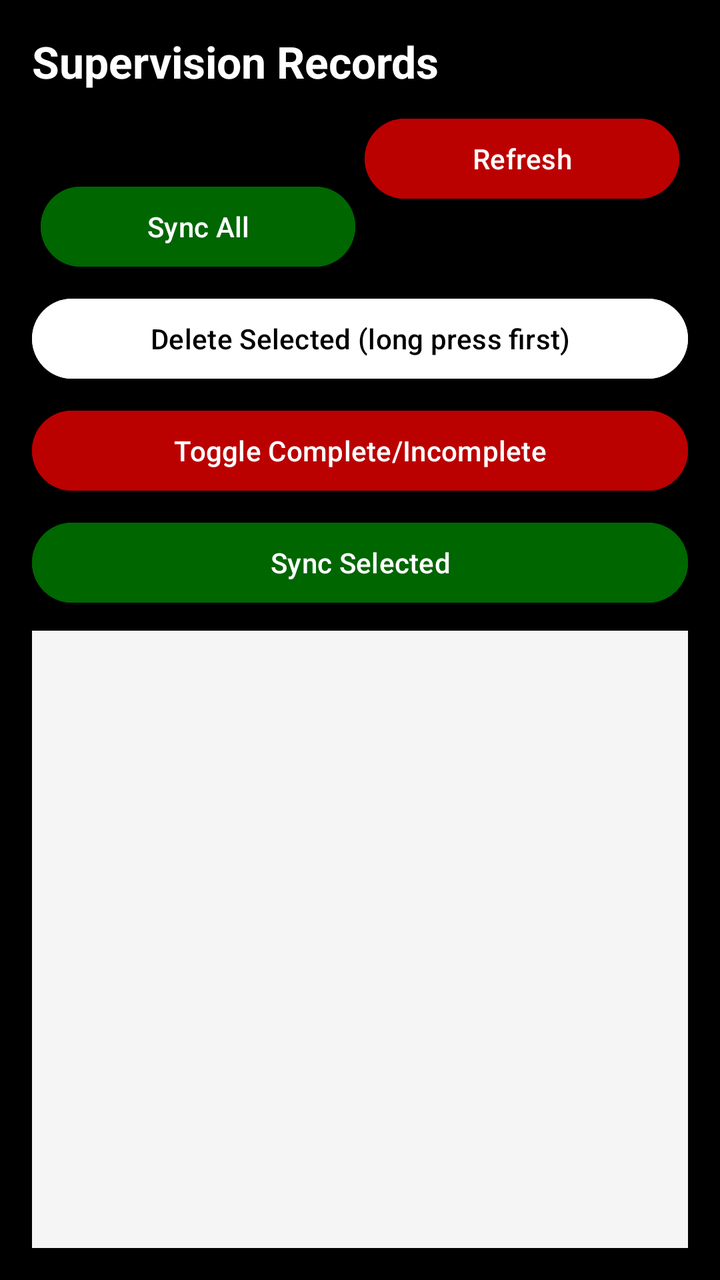
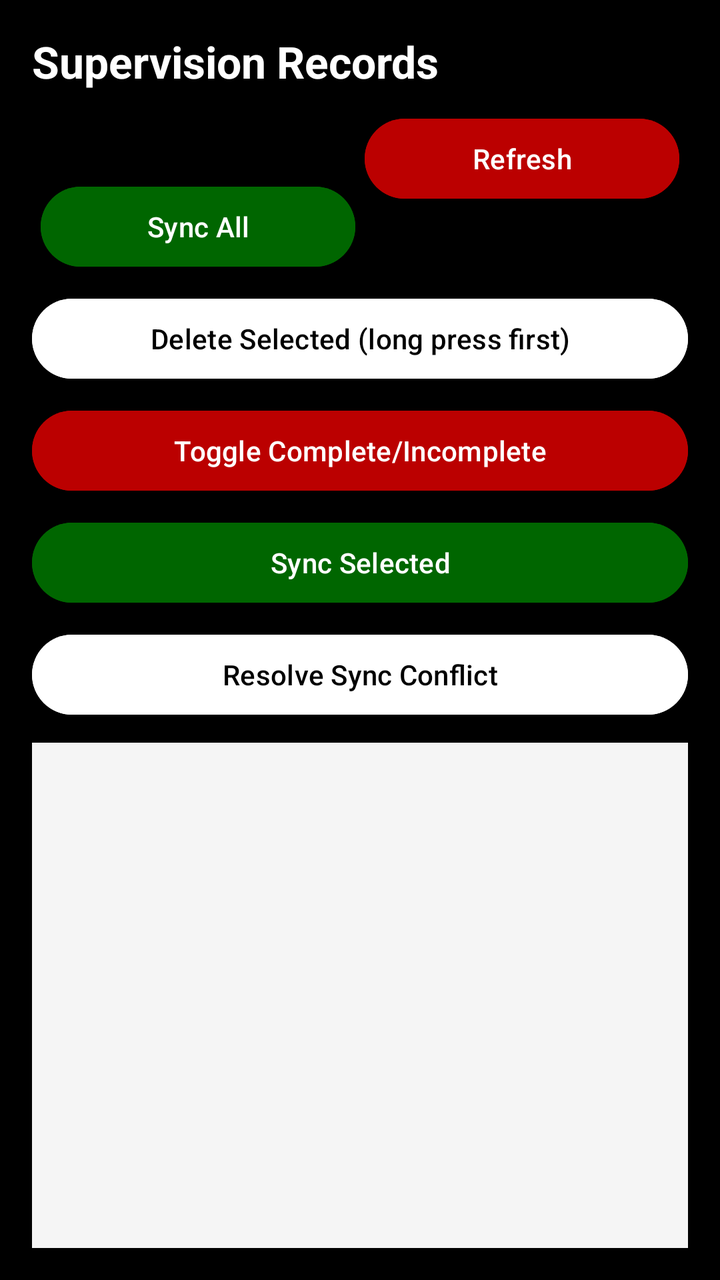

The first picture is an Android layout as it rendered before a commit; the second is the same layout after the commit. The layout source and the unified diff follow.
<!-- AndroidManifest.xml: application theme Theme.SST -->
<!-- res/layout/activity_draft_history.xml -->
<?xml version="1.0" encoding="utf-8"?>
<androidx.constraintlayout.widget.ConstraintLayout xmlns:android="http://schemas.android.com/apk/res/android"
    xmlns:app="http://schemas.android.com/apk/res-auto"
    android:layout_width="match_parent"
    android:layout_height="match_parent"
    android:background="@color/kenya_black"
    android:padding="16dp">

    <TextView
        android:id="@+id/titleView"
        android:layout_width="0dp"
        android:layout_height="wrap_content"
        android:text="Supervision Records"
        android:textColor="@color/kenya_white"
        android:textSize="22sp"
        android:textStyle="bold"
        app:layout_constraintEnd_toEndOf="parent"
        app:layout_constraintStart_toStartOf="parent"
        app:layout_constraintTop_toTopOf="parent" />

    <Spinner
        android:id="@+id/statusFilterSpinner"
        android:layout_width="0dp"
        android:layout_height="wrap_content"
        android:layout_marginTop="10dp"
        android:backgroundTint="@color/kenya_white"
        app:layout_constraintEnd_toEndOf="parent"
        app:layout_constraintStart_toStartOf="parent"
        app:layout_constraintTop_toBottomOf="@id/titleView" />

    <Button
        android:id="@+id/syncAllBtn"
        android:layout_width="0dp"
        android:layout_height="wrap_content"
        android:layout_marginTop="10dp"
        android:backgroundTint="@color/kenya_green"
        android:text="Sync All"
        android:textColor="@color/kenya_white"
        app:layout_constraintEnd_toStartOf="@id/refreshBtn"
        app:layout_constraintStart_toStartOf="parent"
        app:layout_constraintTop_toBottomOf="@id/statusFilterSpinner"
        app:layout_constraintWidth_percent="0.48" />

    <Button
        android:id="@+id/refreshBtn"
        android:layout_width="0dp"
        android:layout_height="wrap_content"
        android:layout_marginTop="10dp"
        android:backgroundTint="@color/kenya_red"
        android:text="Refresh"
        android:textColor="@color/kenya_white"
        app:layout_constraintEnd_toEndOf="parent"
        app:layout_constraintStart_toEndOf="@id/syncAllBtn"
        app:layout_constraintTop_toBottomOf="@id/titleView"
        app:layout_constraintWidth_percent="0.48" />

    <Button
        android:id="@+id/deleteFirstBtn"
        android:layout_width="0dp"
        android:layout_height="wrap_content"
        android:layout_marginTop="8dp"
        android:backgroundTint="@color/kenya_white"
        android:text="Delete Selected (long press first)"
        android:textColor="@color/kenya_black"
        app:layout_constraintEnd_toEndOf="parent"
        app:layout_constraintStart_toStartOf="parent"
        app:layout_constraintTop_toBottomOf="@id/syncAllBtn" />

    <Button
        android:id="@+id/toggleStatusBtn"
        android:layout_width="0dp"
        android:layout_height="wrap_content"
        android:layout_marginTop="8dp"
        android:backgroundTint="@color/kenya_red"
        android:text="Toggle Complete/Incomplete"
        android:textColor="@color/kenya_white"
        app:layout_constraintEnd_toEndOf="parent"
        app:layout_constraintStart_toStartOf="parent"
        app:layout_constraintTop_toBottomOf="@id/deleteFirstBtn" />

    <Button
        android:id="@+id/syncSelectedBtn"
        android:layout_width="0dp"
        android:layout_height="wrap_content"
        android:layout_marginTop="8dp"
        android:backgroundTint="@color/kenya_green"
        android:text="Sync Selected"
        android:textColor="@color/kenya_white"
        app:layout_constraintEnd_toEndOf="parent"
        app:layout_constraintStart_toStartOf="parent"
        app:layout_constraintTop_toBottomOf="@id/toggleStatusBtn" />

    <ListView
        android:id="@+id/draftList"
        android:layout_width="0dp"
        android:layout_height="0dp"
        android:layout_marginTop="10dp"
        android:background="@color/surface_light"
        app:layout_constraintBottom_toBottomOf="parent"
        app:layout_constraintEnd_toEndOf="parent"
        app:layout_constraintStart_toStartOf="parent"
        app:layout_constraintTop_toBottomOf="@id/syncSelectedBtn" />

</androidx.constraintlayout.widget.ConstraintLayout>
<!-- resources referenced by this layout -->
<resources>
  <color name="kenya_black">#000000</color>
  <color name="kenya_green">#006600</color>
  <color name="kenya_red">#BB0000</color>
  <color name="kenya_white">#FFFFFF</color>
  <color name="surface_light">#F5F5F5</color>
  <style name="Theme.SST" parent="Theme.Material3.DayNight.NoActionBar">
          <item name="colorPrimary">@color/kenya_red</item>
          <item name="colorOnPrimary">@color/kenya_white</item>
          <item name="colorSecondary">@color/kenya_green</item>
          <item name="colorOnSecondary">@color/kenya_white</item>
          <item name="android:statusBarColor">@color/kenya_black</item>
          <item name="android:navigationBarColor">@color/kenya_black</item>
      </style>
</resources>

<!-- the commit's change to res/layout/activity_draft_history.xml (unified diff, before → after) -->
@@ -24,6 +24,7 @@
         android:layout_height="wrap_content"
         android:layout_marginTop="10dp"
         android:backgroundTint="@color/kenya_white"
+        android:contentDescription="Filter supervision records by completion status"
         app:layout_constraintEnd_toEndOf="parent"
         app:layout_constraintStart_toStartOf="parent"
         app:layout_constraintTop_toBottomOf="@id/titleView" />
@@ -34,6 +35,7 @@
         android:layout_height="wrap_content"
         android:layout_marginTop="10dp"
         android:backgroundTint="@color/kenya_green"
+        android:contentDescription="Sync all local records to server"
         android:text="Sync All"
         android:textColor="@color/kenya_white"
         app:layout_constraintEnd_toStartOf="@id/refreshBtn"
@@ -47,6 +49,7 @@
         android:layout_height="wrap_content"
         android:layout_marginTop="10dp"
         android:backgroundTint="@color/kenya_red"
+        android:contentDescription="Refresh records list"
         android:text="Refresh"
         android:textColor="@color/kenya_white"
         app:layout_constraintEnd_toEndOf="parent"
@@ -60,6 +63,7 @@
         android:layout_height="wrap_content"
         android:layout_marginTop="8dp"
         android:backgroundTint="@color/kenya_white"
+        android:contentDescription="Delete currently selected supervision record"
         android:text="Delete Selected (long press first)"
         android:textColor="@color/kenya_black"
         app:layout_constraintEnd_toEndOf="parent"
@@ -72,6 +76,7 @@
         android:layout_height="wrap_content"
         android:layout_marginTop="8dp"
         android:backgroundTint="@color/kenya_red"
+        android:contentDescription="Toggle selected record between complete and incomplete"
         android:text="Toggle Complete/Incomplete"
         android:textColor="@color/kenya_white"
         app:layout_constraintEnd_toEndOf="parent"
@@ -84,11 +89,25 @@
         android:layout_height="wrap_content"
         android:layout_marginTop="8dp"
         android:backgroundTint="@color/kenya_green"
+        android:contentDescription="Sync selected supervision record"
         android:text="Sync Selected"
         android:textColor="@color/kenya_white"
         app:layout_constraintEnd_toEndOf="parent"
         app:layout_constraintStart_toStartOf="parent"
         app:layout_constraintTop_toBottomOf="@id/toggleStatusBtn" />
+
+    <Button
+        android:id="@+id/resolveConflictBtn"
+        android:layout_width="0dp"
+        android:layout_height="wrap_content"
+        android:layout_marginTop="8dp"
+        android:backgroundTint="@color/kenya_white"
+        android:contentDescription="Resolve conflict policy for selected record"
+        android:text="Resolve Sync Conflict"
+        android:textColor="@color/kenya_black"
+        app:layout_constraintEnd_toEndOf="parent"
+        app:layout_constraintStart_toStartOf="parent"
+        app:layout_constraintTop_toBottomOf="@id/syncSelectedBtn" />
 
     <ListView
         android:id="@+id/draftList"
@@ -96,9 +115,10 @@
         android:layout_height="0dp"
         android:layout_marginTop="10dp"
         android:background="@color/surface_light"
+        android:contentDescription="Supervision records list"
         app:layout_constraintBottom_toBottomOf="parent"
         app:layout_constraintEnd_toEndOf="parent"
         app:layout_constraintStart_toStartOf="parent"
-        app:layout_constraintTop_toBottomOf="@id/syncSelectedBtn" />
+        app:layout_constraintTop_toBottomOf="@id/resolveConflictBtn" />
 
 </androidx.constraintlayout.widget.ConstraintLayout>
